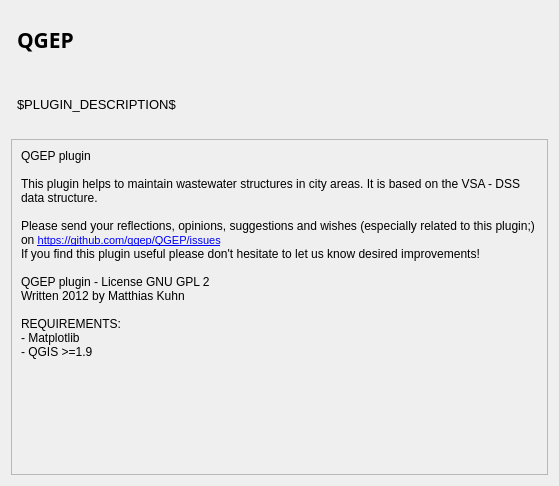
First picture: the form in qgepplugin/ui/dlgabout.ui, repository QGEP/QGEP, before the edit.
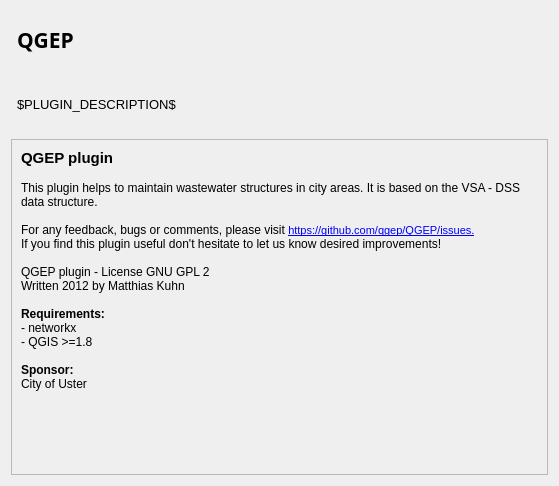
Second picture: the form after the edit.

Diff of the .ui file:
```diff
--- a/qgepplugin/ui/dlgabout.ui
+++ b/qgepplugin/ui/dlgabout.ui
@@ -66,8 +66,8 @@
        <rect>
         <x>0</x>
         <y>0</y>
-        <width>537</width>
-        <height>308</height>
+        <width>539</width>
+        <height>325</height>
        </rect>
       </property>
       <layout class="QVBoxLayout" name="verticalLayout_3">
@@ -98,20 +98,23 @@
           <string>&lt;!DOCTYPE HTML PUBLIC &quot;-//W3C//DTD HTML 4.0//EN&quot; &quot;http://www.w3.org/TR/REC-html40/strict.dtd&quot;&gt;
 &lt;html&gt;&lt;head&gt;&lt;meta name=&quot;qrichtext&quot; content=&quot;1&quot; /&gt;&lt;style type=&quot;text/css&quot;&gt;
 p, li { white-space: pre-wrap; }
-&lt;/style&gt;&lt;/head&gt;&lt;body style=&quot; font-family:'MS Shell Dlg 2'; font-size:8.25pt; font-weight:400; font-style:normal;&quot;&gt;
-&lt;p style=&quot; margin-top:0px; margin-bottom:0px; margin-left:0px; margin-right:0px; -qt-block-indent:0; text-indent:0px;&quot;&gt;&lt;span style=&quot; font-family:'Sans Serif'; font-size:9pt;&quot;&gt;QGEP plugin&lt;/span&gt;&lt;/p&gt;
-&lt;p style=&quot;-qt-paragraph-type:empty; margin-top:0px; margin-bottom:0px; margin-left:0px; margin-right:0px; -qt-block-indent:0; text-indent:0px; font-family:'Sans Serif'; font-size:9pt;&quot;&gt;&lt;/p&gt;
+&lt;/style&gt;&lt;/head&gt;&lt;body style=&quot; font-family:'Cantarell'; font-size:11pt; font-weight:400; font-style:normal;&quot;&gt;
+&lt;p style=&quot; margin-top:0px; margin-bottom:0px; margin-left:0px; margin-right:0px; -qt-block-indent:0; text-indent:0px;&quot;&gt;&lt;span style=&quot; font-family:'Sans Serif'; font-weight:600;&quot;&gt;QGEP plugin&lt;/span&gt;&lt;/p&gt;
+&lt;p style=&quot;-qt-paragraph-type:empty; margin-top:0px; margin-bottom:0px; margin-left:0px; margin-right:0px; -qt-block-indent:0; text-indent:0px; font-family:'Sans Serif'; font-size:9pt;&quot;&gt;&lt;br /&gt;&lt;/p&gt;
 &lt;p style=&quot; margin-top:0px; margin-bottom:0px; margin-left:0px; margin-right:0px; -qt-block-indent:0; text-indent:0px;&quot;&gt;&lt;span style=&quot; font-family:'Sans Serif'; font-size:9pt;&quot;&gt;This plugin helps to maintain wastewater structures in city areas. It is based on the VSA - DSS data structure.&lt;/span&gt;&lt;/p&gt;
-&lt;p style=&quot;-qt-paragraph-type:empty; margin-top:0px; margin-bottom:0px; margin-left:0px; margin-right:0px; -qt-block-indent:0; text-indent:0px; font-family:'Sans Serif'; font-size:9pt;&quot;&gt;&lt;/p&gt;
-&lt;p style=&quot; margin-top:0px; margin-bottom:0px; margin-left:0px; margin-right:0px; -qt-block-indent:0; text-indent:0px;&quot;&gt;&lt;span style=&quot; font-family:'Sans Serif'; font-size:9pt;&quot;&gt;Please send your reflections, opinions, suggestions and wishes (especially related to this plugin;) on &lt;/span&gt;&lt;a href=&quot;https://github.com/qgep/QGEP/issues&quot;&gt;&lt;span style=&quot; text-decoration: underline; color:#0000ff;&quot;&gt;https://github.com/qgep/QGEP/issues&lt;/span&gt;&lt;/a&gt;&lt;/p&gt;
-&lt;p style=&quot; margin-top:0px; margin-bottom:0px; margin-left:0px; margin-right:0px; -qt-block-indent:0; text-indent:0px;&quot;&gt;&lt;span style=&quot; font-family:'Sans Serif'; font-size:9pt;&quot;&gt;If you find this plugin useful please don't hesitate to let us know desired improvements!&lt;/span&gt;&lt;/p&gt;
-&lt;p style=&quot;-qt-paragraph-type:empty; margin-top:0px; margin-bottom:0px; margin-left:0px; margin-right:0px; -qt-block-indent:0; text-indent:0px; font-family:'Sans Serif'; font-size:9pt;&quot;&gt;&lt;/p&gt;
+&lt;p style=&quot;-qt-paragraph-type:empty; margin-top:0px; margin-bottom:0px; margin-left:0px; margin-right:0px; -qt-block-indent:0; text-indent:0px; font-family:'Sans Serif'; font-size:9pt;&quot;&gt;&lt;br /&gt;&lt;/p&gt;
+&lt;p style=&quot; margin-top:0px; margin-bottom:0px; margin-left:0px; margin-right:0px; -qt-block-indent:0; text-indent:0px;&quot;&gt;&lt;span style=&quot; font-family:'Sans Serif'; font-size:9pt;&quot;&gt;For any feedback, bugs or comments, please visit &lt;/span&gt;&lt;a href=&quot;https://github.com/qgep/QGEP/issues&quot;&gt;&lt;span style=&quot; font-family:'MS Shell Dlg 2'; font-size:8pt; text-decoration: underline; color:#0000ff;&quot;&gt;https://github.com/qgep/QGEP/issues.&lt;/span&gt;&lt;/a&gt;&lt;/p&gt;
+&lt;p style=&quot; margin-top:0px; margin-bottom:0px; margin-left:0px; margin-right:0px; -qt-block-indent:0; text-indent:0px;&quot;&gt;&lt;span style=&quot; font-family:'Sans Serif'; font-size:9pt;&quot;&gt;If you find this plugin useful don't hesitate to let us know desired improvements!&lt;/span&gt;&lt;/p&gt;
+&lt;p style=&quot;-qt-paragraph-type:empty; margin-top:0px; margin-bottom:0px; margin-left:0px; margin-right:0px; -qt-block-indent:0; text-indent:0px; font-family:'Sans Serif'; font-size:9pt;&quot;&gt;&lt;br /&gt;&lt;/p&gt;
 &lt;p style=&quot; margin-top:0px; margin-bottom:0px; margin-left:0px; margin-right:0px; -qt-block-indent:0; text-indent:0px;&quot;&gt;&lt;span style=&quot; font-family:'Sans Serif'; font-size:9pt;&quot;&gt;QGEP plugin - License GNU GPL 2&lt;/span&gt;&lt;/p&gt;
 &lt;p style=&quot; margin-top:0px; margin-bottom:0px; margin-left:0px; margin-right:0px; -qt-block-indent:0; text-indent:0px;&quot;&gt;&lt;span style=&quot; font-family:'Sans Serif'; font-size:9pt;&quot;&gt;Written 2012 by Matthias Kuhn&lt;/span&gt;&lt;/p&gt;
-&lt;p style=&quot;-qt-paragraph-type:empty; margin-top:0px; margin-bottom:0px; margin-left:0px; margin-right:0px; -qt-block-indent:0; text-indent:0px; font-family:'Sans Serif'; font-size:9pt;&quot;&gt;&lt;/p&gt;
-&lt;p style=&quot; margin-top:0px; margin-bottom:0px; margin-left:0px; margin-right:0px; -qt-block-indent:0; text-indent:0px;&quot;&gt;&lt;span style=&quot; font-family:'Sans Serif'; font-size:9pt;&quot;&gt;REQUIREMENTS:&lt;/span&gt;&lt;/p&gt;
-&lt;p style=&quot; margin-top:0px; margin-bottom:0px; margin-left:0px; margin-right:0px; -qt-block-indent:0; text-indent:0px;&quot;&gt;&lt;span style=&quot; font-family:'Sans Serif'; font-size:9pt;&quot;&gt;- Matplotlib&lt;/span&gt;&lt;/p&gt;
-&lt;p style=&quot; margin-top:0px; margin-bottom:0px; margin-left:0px; margin-right:0px; -qt-block-indent:0; text-indent:0px;&quot;&gt;&lt;span style=&quot; font-family:'Sans Serif'; font-size:9pt;&quot;&gt;- QGIS &amp;gt;=1.9&lt;/span&gt;&lt;/p&gt;&lt;/body&gt;&lt;/html&gt;</string>
+&lt;p style=&quot;-qt-paragraph-type:empty; margin-top:0px; margin-bottom:0px; margin-left:0px; margin-right:0px; -qt-block-indent:0; text-indent:0px; font-family:'Sans Serif'; font-size:9pt;&quot;&gt;&lt;br /&gt;&lt;/p&gt;
+&lt;p style=&quot; margin-top:0px; margin-bottom:0px; margin-left:0px; margin-right:0px; -qt-block-indent:0; text-indent:0px;&quot;&gt;&lt;span style=&quot; font-family:'Sans Serif'; font-size:9pt; font-weight:600;&quot;&gt;Requirements:&lt;/span&gt;&lt;/p&gt;
+&lt;p style=&quot; margin-top:0px; margin-bottom:0px; margin-left:0px; margin-right:0px; -qt-block-indent:0; text-indent:0px;&quot;&gt;&lt;span style=&quot; font-family:'Sans Serif'; font-size:9pt;&quot;&gt;- networkx&lt;/span&gt;&lt;/p&gt;
+&lt;p style=&quot; margin-top:0px; margin-bottom:0px; margin-left:0px; margin-right:0px; -qt-block-indent:0; text-indent:0px;&quot;&gt;&lt;span style=&quot; font-family:'Sans Serif'; font-size:9pt;&quot;&gt;- QGIS &amp;gt;=1.8&lt;/span&gt;&lt;/p&gt;
+&lt;p style=&quot;-qt-paragraph-type:empty; margin-top:0px; margin-bottom:0px; margin-left:0px; margin-right:0px; -qt-block-indent:0; text-indent:0px; font-family:'Sans Serif'; font-size:9pt;&quot;&gt;&lt;br /&gt;&lt;/p&gt;
+&lt;p style=&quot; margin-top:0px; margin-bottom:0px; margin-left:0px; margin-right:0px; -qt-block-indent:0; text-indent:0px;&quot;&gt;&lt;span style=&quot; font-family:'Sans Serif'; font-size:9pt; font-weight:600;&quot;&gt;Sponsor:&lt;/span&gt;&lt;/p&gt;
+&lt;p style=&quot; margin-top:0px; margin-bottom:0px; margin-left:0px; margin-right:0px; -qt-block-indent:0; text-indent:0px;&quot;&gt;&lt;span style=&quot; font-family:'Sans Serif'; font-size:9pt;&quot;&gt;City of Uster&lt;/span&gt;&lt;/p&gt;&lt;/body&gt;&lt;/html&gt;</string>
          </property>
          <property name="textFormat">
           <enum>Qt::AutoText</enum>
```
Left out of the diff: 42 changed lines with no effect on the pictures.
